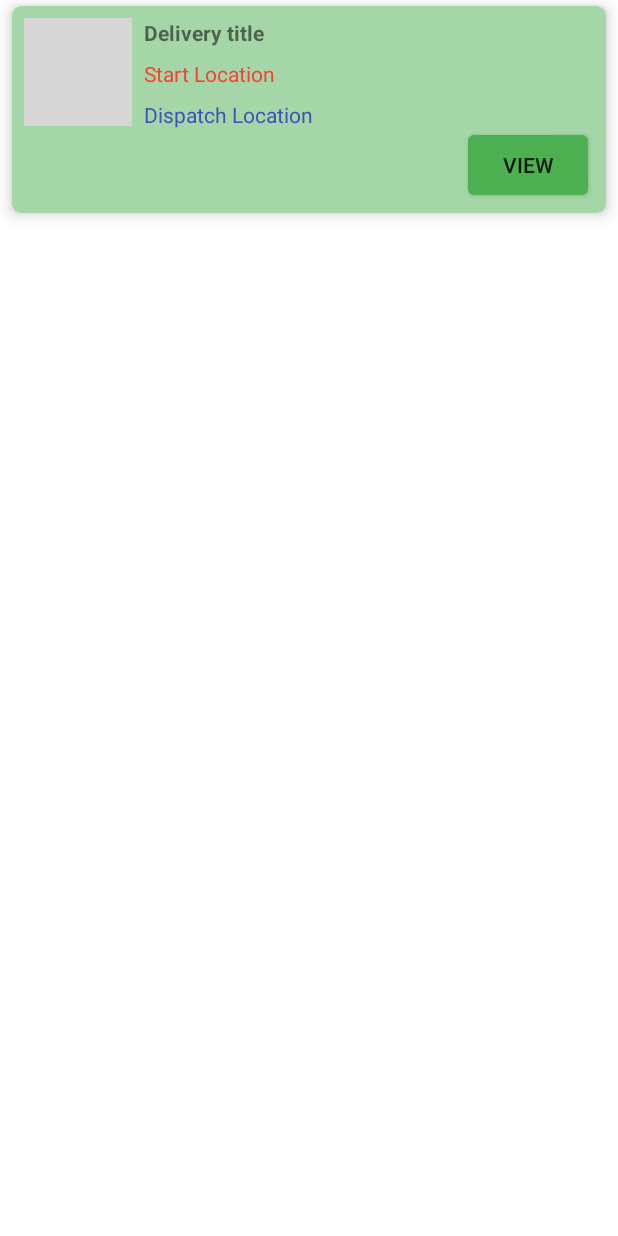
After one commit to saumyaspujaa/TerminalDispatchExpeditor, an Android app: the layout d_complete_delivery_card.xml on its own in the app's theme, with its tools: preview values and no code run, on a phone screen of 412 x 824 dp. The commit adds this screen. Run offline under Robolectric (Android 15) with nearby library versions, the phone set to English and light mode, and no system bars; grey boxes are pictures that could not be loaded.

Commit message:
65-70 percent done

```diff
--- a/app/src/main/java/com/digipodium/tde/Auth/EndUserRegisterFragment.java
+++ b/app/src/main/java/com/digipodium/tde/Auth/EndUserRegisterFragment.java
@@ -100,7 +100,7 @@ public class EndUserRegisterFragment extends Fragment {
 
     private void addProfileInfo(UserModel user, FirebaseUser userAcc) {
         CollectionReference users = FirebaseFirestore.getInstance().collection("Users");
-        users.add(user).addOnCompleteListener(task -> {
+        users.document(userAcc.getUid()).set(user).addOnCompleteListener(task -> {
             if (task.isSuccessful()) {
                 updateUI(userAcc);
             } else {
--- /dev/null
+++ b/app/src/main/res/layout/d_complete_delivery_card.xml
@@ -0,0 +1,78 @@
+<?xml version="1.0" encoding="utf-8"?>
+
+
+<androidx.cardview.widget.CardView xmlns:android="http://schemas.android.com/apk/res/android"
+    xmlns:app="http://schemas.android.com/apk/res-auto"
+    xmlns:tools="http://schemas.android.com/tools"
+    android:layout_width="match_parent"
+    android:layout_height="wrap_content"
+    android:layout_marginStart="8dp"
+    android:layout_marginTop="4dp"
+    android:layout_marginEnd="8dp"
+    android:layout_marginBottom="4dp"
+    app:cardBackgroundColor="#A5D6A7"
+    app:cardCornerRadius="6dp"
+    app:cardElevation="6dp">
+
+    <androidx.constraintlayout.widget.ConstraintLayout
+        android:layout_width="match_parent"
+        android:layout_height="match_parent">
+
+        <ImageView
+            android:id="@+id/imgItem"
+            android:layout_width="72dp"
+            android:layout_height="72dp"
+            android:layout_marginStart="8dp"
+            android:layout_marginTop="8dp"
+            android:background="@drawable/mapbox_color_text_cursor"
+            app:layout_constraintStart_toStartOf="parent"
+            app:layout_constraintTop_toTopOf="parent"
+            app:srcCompat="@drawable/ic_baseline_card_giftcard_24" />
+
+        <TextView
+            android:id="@+id/txtDeliveryTitle"
+            android:layout_width="wrap_content"
+            android:layout_height="wrap_content"
+            android:layout_marginStart="8dp"
+            android:layout_marginTop="8dp"
+            android:text="Delivery title"
+            android:textStyle="bold"
+            app:layout_constraintStart_toEndOf="@+id/imgItem"
+            app:layout_constraintTop_toTopOf="parent" />
+
+        <TextView
+            android:id="@+id/txtDeliveryStart"
+            android:layout_width="wrap_content"
+            android:layout_height="wrap_content"
+            android:layout_marginStart="8dp"
+            android:layout_marginTop="8dp"
+            android:text="Start Location"
+            android:textColor="#F44336"
+            app:layout_constraintStart_toEndOf="@+id/imgItem"
+            app:layout_constraintTop_toBottomOf="@+id/txtDeliveryTitle" />
+
+        <TextView
+            android:id="@+id/txtDeliveryDispatch"
+            android:layout_width="wrap_content"
+            android:layout_height="wrap_content"
+            android:layout_marginStart="8dp"
+            android:layout_marginTop="8dp"
+            android:text="Dispatch Location"
+            android:textColor="#3F51B5"
+            app:layout_constraintStart_toEndOf="@+id/imgItem"
+            app:layout_constraintTop_toBottomOf="@+id/txtDeliveryStart" />
+
+        <androidx.appcompat.widget.AppCompatButton
+            android:id="@+id/viewDelivery"
+            android:layout_width="wrap_content"
+            android:layout_height="wrap_content"
+            android:layout_marginEnd="8dp"
+            android:layout_marginBottom="8dp"
+            android:background="@drawable/btn_shape_green"
+            android:text="View"
+            app:layout_constraintBottom_toBottomOf="parent"
+            app:layout_constraintEnd_toEndOf="parent"
+            app:layout_constraintTop_toBottomOf="@+id/txtDeliveryDispatch" />
+
+    </androidx.constraintlayout.widget.ConstraintLayout>
+</androidx.cardview.widget.CardView>
--- a/app/src/main/res/navigation/nav_graph.xml
+++ b/app/src/main/res/navigation/nav_graph.xml
@@ -228,7 +228,11 @@
             android:id="@+id/createNewDeliveryRequest"
             android:name="com.digipodium.tde.UserCreateNewDeliveryRequest"
             android:label="fragment_create_new_delivery_request"
-            tools:layout="@layout/fragment_user_create_new_delivery_request" />
+            tools:layout="@layout/fragment_user_create_new_delivery_request">
+            <action
+                android:id="@+id/action_createNewDeliveryRequest_to_userDashboardFragment"
+                app:destination="@id/userDashboardFragment" />
+        </fragment>
         <fragment
             android:id="@+id/reportFeeback"
             android:name="com.digipodium.tde.ReportFeeback"
```
Also changed, not shown: app/src/main/java/com/digipodium/tde/Constants.java (added, +9 -0 lines), app/src/main/java/com/digipodium/tde/UserCreateNewDeliveryRequest.java (+105 -3 lines), app/src/main/java/com/digipodium/tde/models/DeliveryModel.java (added, +39 -0 lines), app/src/main/res/drawable/ic_baseline_refresh_24.xml (added, +10 -0 lines), app/src/main/res/layout/fragment_d_view_available_deliveries.xml (+26 -7 lines), app/src/main/res/layout/fragment_d_view_completed_deliveries.xml (+26 -7 lines), app/src/main/res/layout/fragment_user_create_new_delivery_request.xml (+10 -0 lines), app/src/main/res/layout/fragment_user_view_history.xml (+26 -7 lines), app/src/main/res/layout/new_delivery_card.xml (added, +85 -0 lines), app/src/main/res/layout/user_history_card.xml (added, +74 -0 lines).
